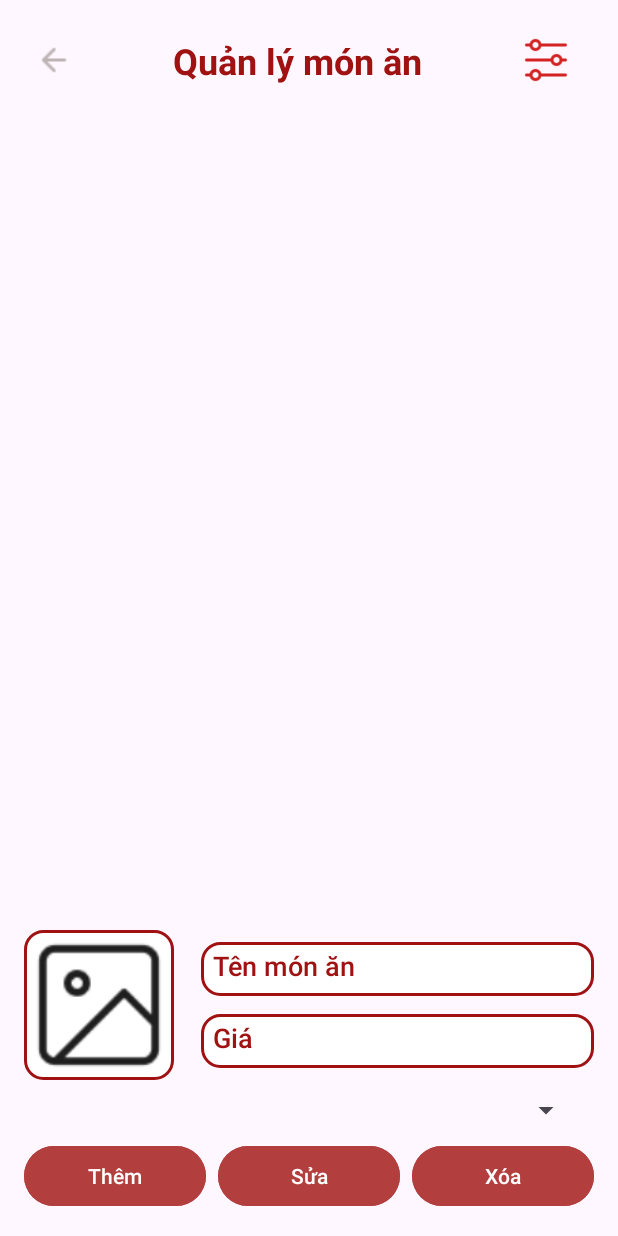
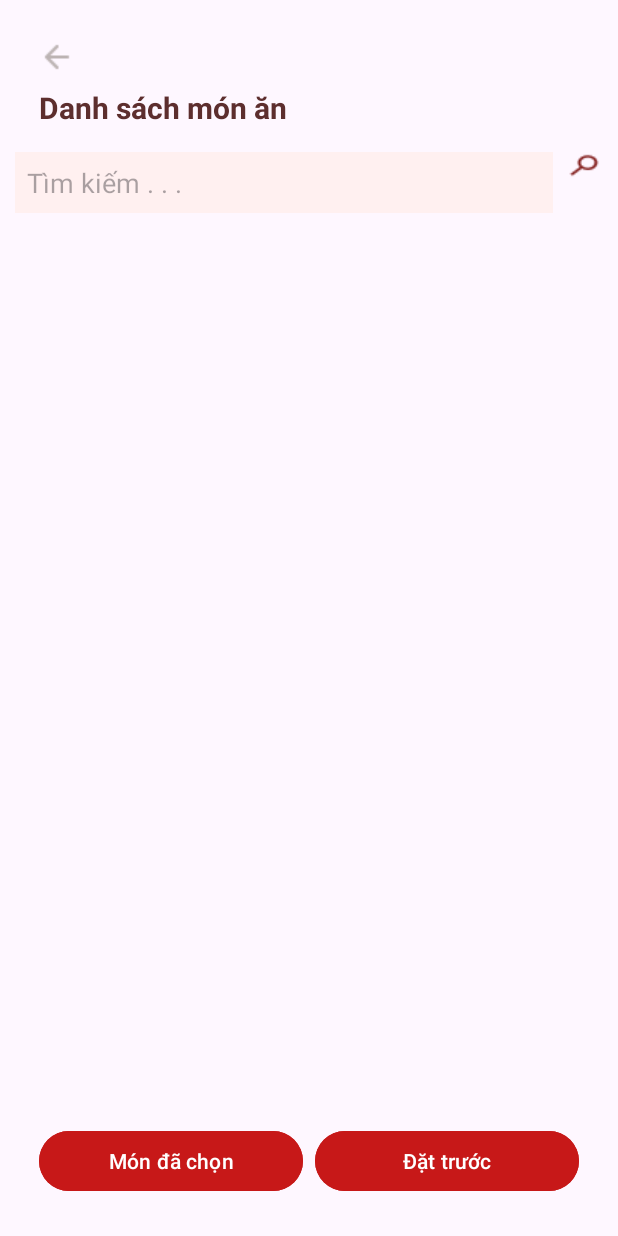
Before and after one commit to NgVietAnh24/ChuyenDeDiDong, an Android app: the screen it shows after launch (MainActivity before the commit, DanhSachMon after it), on a phone screen of 412 x 824 dp. Run offline under Robolectric (Android 15) with nearby library versions, the phone set to English and light mode, and no system bars; our stand-ins replace Firebase (no records; nobody signed in at launch, a user with empty details on screens opened directly).

Commit message:
load dữ liệu

```diff
--- a/app/build.gradle.kts
+++ b/app/build.gradle.kts
@@ -9,7 +9,7 @@ android {
 
     defaultConfig {
         applicationId = "vn.posicode.chuyende"
-        minSdk = 33
+        minSdk = 31
         targetSdk = 34
         versionCode = 1
         versionName = "1.0"
--- a/app/src/main/AndroidManifest.xml
+++ b/app/src/main/AndroidManifest.xml
@@ -13,7 +13,7 @@
         android:theme="@style/Theme.ChuyenDe"
         tools:targetApi="31">
         <activity
-            android:name=".activities.MainActivity"
+            android:name=".activities.DanhSachMon"
             android:exported="true">
             <intent-filter>
                 <action android:name="android.intent.action.MAIN" />
@@ -26,11 +26,13 @@
 
 <!--        Khai báo màn hình danh mục-->
         <activity android:name=".activities.CategoryActivity" />
+        <activity android:name=".activities.MainActivity" />
 
     </application>
 <!--    Quyền truy cập để đọc dữ liệu từ bộ nhớ ngoài của thiết bị-->
     <uses-permission android:name="android.permission.READ_EXTERNAL_STORAGE" />
-
+    <uses-permission android:name="android.permission.ACCESS_FINE_LOCATION" />
+    <uses-permission android:name="android.permission.ACCESS_COARSE_LOCATION" />
 <!--    Quyền truy cập Internet-->
     <uses-permission android:name="android.permission.INTERNET"/>
 
--- /dev/null
+++ b/app/src/main/java/vn/posicode/chuyende/activities/DanhSachMon.java
@@ -0,0 +1,162 @@
+package vn.posicode.chuyende.activities;
+
+import android.os.Bundle;
+import android.util.Log;
+import android.widget.EditText;
+import android.widget.ImageView;
+import android.widget.Toast;
+
+import androidx.annotation.NonNull;
+import androidx.annotation.Nullable;
+import androidx.appcompat.app.AppCompatActivity;
+import androidx.recyclerview.widget.LinearLayoutManager;
+import androidx.recyclerview.widget.RecyclerView;
+
+import com.google.android.gms.tasks.OnCompleteListener;
+import com.google.android.gms.tasks.Task;
+import com.google.firebase.firestore.FirebaseFirestore;
+import com.google.firebase.firestore.QueryDocumentSnapshot;
+import com.google.firebase.firestore.QuerySnapshot;
+
+import java.util.ArrayList;
+import java.util.List;
+
+import vn.posicode.chuyende.R;
+import vn.posicode.chuyende.adapter.CategoryButtonAdapter;
+import vn.posicode.chuyende.adapter.MonAnAdapter;  // Import MonAnAdapter mới
+import vn.posicode.chuyende.adapter.Food;
+
+public class DanhSachMon extends AppCompatActivity {
+    private static final String TAG = "DanhSachMon";
+    private static final String FOODS_COLLECTION = "foods";// Tên collection chứa món ăn
+    private static final String CATEGORY_COLLECTION = "categories";// Tên collection chứa món ăn
+    private List<Food> foodList; // Danh sách chứa món ăn
+    private List<CategoryModel> cateList;
+    private RecyclerView listMonAn; // RecyclerView cho món ăn
+    private MonAnAdapter monAnAdapter; // Adapter cho món ăn
+    private CategoryButtonAdapter cateAdapter; // Adapter cho món ăn
+    private RecyclerView listCate;
+    private EditText searchBar;
+    private ImageView searchIcon;
+    @Override
+    protected void onCreate(@Nullable Bundle savedInstanceState) {
+        super.onCreate(savedInstanceState);
+        setContentView(R.layout.danhsachmon);
+
+        // Khởi tạo RecyclerView cho món ăn
+        listMonAn = findViewById(R.id.foodListRecyclerView);
+        listCate = findViewById(R.id.categoryRecyclerView);
+        listMonAn.setLayoutManager(new LinearLayoutManager(this));
+        // khởi tạo đối tượng tìm kiếm
+        searchBar = findViewById(R.id.searchBar);
+        searchIcon = findViewById(R.id.searchIcon);
+
+        LinearLayoutManager horizontalLayoutManager = new LinearLayoutManager(this, LinearLayoutManager.HORIZONTAL, false);
+        listCate.setLayoutManager(horizontalLayoutManager);
+
+        foodList = new ArrayList<>();
+        cateList = new ArrayList<>();
+        monAnAdapter = new MonAnAdapter(DanhSachMon.this, foodList);
+
+        // Sửa đổi ở đây để truyền monAnAdapter vào constructor
+        cateAdapter = new CategoryButtonAdapter(DanhSachMon.this, cateList, monAnAdapter);
+
+        listMonAn.setAdapter(monAnAdapter);
+        listCate.setAdapter(cateAdapter);
+
+        // Tải dữ liệu từ Firestore
+        layDuLieuTuFirestore(new DataLoadCallback() {
+            @Override
+            public void onDataLoaded(List<Food> foods) {
+                foodList.clear();
+                foodList.addAll(foods);
+                monAnAdapter.notifyDataSetChanged(); // Cập nhật adapter cho món ăn
+            }
+        });
+
+        layDuLieuCategoryTuFirestore(new CategoryDataLoadCallback() {
+            @Override
+            public void onDataLoaded(List<CategoryModel> categories) {
+                cateList.clear();
+                cateList.addAll(categories);
+                cateAdapter.notifyDataSetChanged(); // Cập nhật adapter cho danh mục
+            }
+        });
+
+        // Sự kiện cho danh mục
+        cateAdapter.setOnCategoryClickListener(new CategoryButtonAdapter.OnCategoryClickListener() {
+            @Override
+            public void onCategoryClick(String categoryId,String name) {
+                // Gọi phương thức lọc món ăn theo danh mục đã chọn
+                monAnAdapter.LocDanhMuc(categoryId,name);
+            }
+        });
+
+
+
+
+
+    }
+
+
+
+    // Định nghĩa interface callback để tải dữ liệu
+    public interface DataLoadCallback {
+        void onDataLoaded(List<Food> foodList);
+    }
+    public interface CategoryDataLoadCallback {
+        void onDataLoaded(List<CategoryModel> categoryList);
+    }
+
+    // Phương thức lấy món ăn từ Firestore
+    public void layDuLieuTuFirestore(final DataLoadCallback callback) {
+        FirebaseFirestore firestore = FirebaseFirestore.getInstance();
+        firestore.collection(FOODS_COLLECTION).get()
+                .addOnCompleteListener(new OnCompleteListener<QuerySnapshot>() {
+                    @Override
+                    public void onComplete(@NonNull Task<QuerySnapshot> task) {
+                        if (task.isSuccessful()) {
+                            List<Food> foods = new ArrayList<>();
+                            for (QueryDocumentSnapshot document : task.getResult()) {
+                                Food food = document.toObject(Food.class);
+                                food.setId(document.getId()); // Set ID từ document
+                                foods.add(food);
+                            }
+                            // Gọi callback với danh sách món ăn đã tải
+                            callback.onDataLoaded(foods);
+                        } else {
+                            Log.e(TAG, "Error getting documents: ", task.getException());
+                            Toast.makeText(DanhSachMon.this, "Lỗi khi tải dữ liệu món ăn!", Toast.LENGTH_SHORT).show();
+                        }
+                    }
+                });
+    }
+    //    Lay danh muc tu firestore
+    public void layDuLieuCategoryTuFirestore(final CategoryDataLoadCallback callback) {
+        FirebaseFirestore firestore = FirebaseFirestore.getInstance();
+        firestore.collection(CATEGORY_COLLECTION).get()
+                .addOnCompleteListener(new OnCompleteListener<QuerySnapshot>() {
+                    @Override
+                    public void onComplete(@NonNull Task<QuerySnapshot> task) {
+                        if (task.isSuccessful()) {
+                            List<CategoryModel> categories = new ArrayList<>();
+                            for (QueryDocumentSnapshot document : task.getResult()) {
+                                CategoryModel categoryModel = document.toObject(CategoryModel.class);
+                                categoryModel.setId(document.getId()); // Set ID từ document
+                                categories.add(categoryModel); // Sửa: Thêm vào danh sách categories thay vì cateList
+                            }
+                            // Gọi callback với danh sách danh mục đã tải
+                            callback.onDataLoaded(categories); // Trả về danh sách categories
+                        } else {
+                            Log.e(TAG, "Error getting documents: ", task.getException());
+                            Toast.makeText(DanhSachMon.this, "Lỗi khi tải dữ liệu danh mục!", Toast.LENGTH_SHORT).show();
+                        }
+                    }
+                });
+    }
+
+
+    public List<Food> getFoodList() {
+        return foodList;
+    }
+}
--- /dev/null
+++ b/app/src/main/java/vn/posicode/chuyende/adapter/CategoryButtonAdapter.java
@@ -0,0 +1,79 @@
+package vn.posicode.chuyende.adapter;
+
+import android.content.Context;
+import android.util.Log;
+import android.view.LayoutInflater;
+import android.view.View;
+import android.view.ViewGroup;
+import android.widget.Button;
+
+import androidx.annotation.LongDef;
+import androidx.annotation.NonNull;
+import androidx.recyclerview.widget.RecyclerView;
+
+import java.util.List;
+
+import vn.posicode.chuyende.R;
+import vn.posicode.chuyende.activities.CategoryModel;
+
+public class CategoryButtonAdapter extends RecyclerView.Adapter<CategoryButtonAdapter.ButtonViewHolder> {
+
+    private List<CategoryModel> buttonNames;
+    private Context context;
+    private OnCategoryClickListener onCategoryClickListener;
+    private MonAnAdapter foodAdapter; // Biến để giữ tham chiếu đến MonAnAdapter
+
+    public CategoryButtonAdapter(Context context, List<CategoryModel> buttonNames, MonAnAdapter foodAdapter) {
+        this.context = context;
+        this.buttonNames = buttonNames;
+        this.foodAdapter = foodAdapter; // Nhận MonAnAdapter thông qua constructor
+    }
+
+    @NonNull
+    @Override
+    public ButtonViewHolder onCreateViewHolder(@NonNull ViewGroup parent, int viewType) {
+        View view = LayoutInflater.from(context).inflate(R.layout.button_category, parent, false);
+        return new ButtonViewHolder(view);
+    }
+
+    @Override
+    public void onBindViewHolder(@NonNull ButtonViewHolder holder, int position) {
+        CategoryModel category = buttonNames.get(position);
+        String buttonText = category.getName(); // Lấy tên danh mục
+        holder.button.setText(buttonText);
+
+        // Xử lý sự kiện click cho từng button
+        holder.button.setOnClickListener(v -> {
+            //Log.d("ClickButton",category.getId());
+            if (onCategoryClickListener != null) {
+                onCategoryClickListener.onCategoryClick(category.getId(), category.getName()); // Gọi phương thức listener
+                // Gọi LocDanhMuc từ MonAnAdapter
+                foodAdapter.LocDanhMuc(category.getId(), category.getName()); // Lọc món ăn theo danh mục đã chọn
+            }
+        });
+    }
+
+    @Override
+    public int getItemCount() {
+        return buttonNames.size();
+    }
+
+    // Phương thức để thiết lập listener
+    public void setOnCategoryClickListener(OnCategoryClickListener listener) {
+        this.onCategoryClickListener = listener;
+    }
+
+    // Giao diện cho sự kiện click
+    public interface OnCategoryClickListener {
+        void onCategoryClick(String categoryId, String categoryName);
+    }
+
+    public static class ButtonViewHolder extends RecyclerView.ViewHolder {
+        Button button;
+
+        public ButtonViewHolder(@NonNull View itemView) {
+            super(itemView);
+            button = itemView.findViewById(R.id.itemButton);
+        }
+    }
+}
--- a/app/src/main/java/vn/posicode/chuyende/adapter/FoodAdapter.java
+++ b/app/src/main/java/vn/posicode/chuyende/adapter/FoodAdapter.java
@@ -66,13 +66,13 @@ public class FoodAdapter extends RecyclerView.Adapter<FoodAdapter.FoodViewHolder
             // Đặt hình ảnh mặc định nếu không có URL
             holder.foodImage.setImageResource(R.drawable.banhmi);
         }
-
+        int pos =position;
         // Thêm sự kiện click cho từng item
         holder.itemView.setOnClickListener(new View.OnClickListener() {
             @Override
             public void onClick(View v) {
                 if (onItemClickListener != null) {
-                    onItemClickListener.onItemClick(position);
+                    onItemClickListener.onItemClick(pos);
                 }
             }
         });
--- /dev/null
+++ b/app/src/main/java/vn/posicode/chuyende/adapter/MonAnAdapter.java
@@ -0,0 +1,116 @@
+package vn.posicode.chuyende.adapter;
+
+import android.content.Context;
+import android.util.Log;
+import android.view.LayoutInflater;
+import android.view.View;
+import android.view.ViewGroup;
+import android.widget.ImageView;
+import android.widget.TextView;
+
+import androidx.annotation.NonNull;
+import androidx.recyclerview.widget.RecyclerView;
+
+import com.bumptech.glide.Glide;
+
+import java.util.ArrayList;
+import java.util.List;
+
+import vn.posicode.chuyende.R;
+
+public class MonAnAdapter extends RecyclerView.Adapter<MonAnAdapter.MonAnViewHolder> {
+    private final Context context;
+    private final List<Food> foodList;
+    private final List<Food> foodListFull; // Danh sách đầy đủ để lưu lại
+
+//    // Constructor
+//    public MonAnAdapter(Context context, List<Food> foodList) {
+//        this.context = context;
+//        this.foodList = foodList;
+//        foodListFull = new ArrayList<>(foodList); // Lưu lại danh sách ban đầu
+//    }
+// Constructor
+public MonAnAdapter(Context context, List<Food> foodList) {
+    this.context = context;
+    // Đảm bảo foodList và foodListFull không bị null
+    this.foodList = (foodList != null) ? foodList : new ArrayList<>();
+    this.foodListFull = new ArrayList<>(this.foodList); // Sao chép foodList ban đầu vào foodListFull
+
+}
+
+    @NonNull
+    @Override
+    public MonAnViewHolder onCreateViewHolder(@NonNull ViewGroup parent, int viewType) {
+        // Inflate layout cho item món ăn
+        View view = LayoutInflater.from(context).inflate(R.layout.item_food, parent, false);
+        return new MonAnViewHolder(view);
+    }
+
+    @Override
+    public void onBindViewHolder(@NonNull MonAnViewHolder holder, int position) {
+        // Gán dữ liệu cho từng item
+        Food food = foodList.get(position);
+        holder.foodNameTextView.setText(food.getName());
+        holder.foodPriceTextView.setText(food.getPrice());
+
+        // Tải ảnh từ URL và hiển thị
+        Glide.with(context)
+                .load(food.getImage()) // URL của ảnh
+                .into(holder.foodImageView); // ImageView để hiển thị ảnh
+        Log.d("MonAnAdapter", "Initial foodList size: " + this.foodList.size());
+        Log.d("MonAnAdapter", "Initial foodListFull size: " + this.foodListFull.size());
+    }
+
+    @Override
+    public int getItemCount() {
+        return foodList.size();
+    }
+
+    public void LocDanhMuc(String categoryId, String categoryName) {
+        // Kiểm tra nếu foodListFull chưa có dữ liệu thì sao chép từ foodList
+        if (foodListFull.isEmpty()) {
+            foodListFull.addAll(foodList);
+        }
+
+        // Xóa danh sách hiện tại để cập nhật lại
+        foodList.clear();
+        Log.d("LocDanhMuc", "Category ID được chọn: " + categoryId + ", Category Name: " + categoryName);
+
+        // Nếu categoryName là "Tất cả" hoặc không có ID, hiển thị toàn bộ danh sách
+        if (categoryName == null || categoryName.isEmpty() || categoryName.equalsIgnoreCase("Tất cả")) {
+            foodList.addAll(foodListFull);
+        } else {
+            // Lọc theo ID danh mục
+            for (Food food : foodListFull) {
+                Log.d("LocDanhMuc", "Food Category ID: " + food.getCategory_id());
+                if (categoryId.equals(food.getCategory_id())) {
+                    foodList.add(food);
+                }
+            }
+        }
+
+        Log.d("LocDanhMuc", "Size of filtered foodList: " + foodList.size());
+        notifyDataSetChanged();  // Cập nhật lại giao diện
+    }
+
+
+
+
+
+
+
+    // ViewHolder cho món ăn
+    public static class MonAnViewHolder extends RecyclerView.ViewHolder {
+        TextView foodNameTextView;
+        TextView foodPriceTextView;
+        ImageView foodImageView; // Khai báo ImageView để hiển thị ảnh
+
+        public MonAnViewHolder(@NonNull View itemView) {
+            super(itemView);
+            // Khởi tạo các view con
+            foodNameTextView = itemView.findViewById(R.id.textViewName);
+            foodPriceTextView = itemView.findViewById(R.id.textViewPrice);
+            foodImageView = itemView.findViewById(R.id.imageViewFood); // Khởi tạo ImageView
+        }
+    }
+}
--- a/app/src/main/res/layout/category.xml
+++ b/app/src/main/res/layout/category.xml
@@ -65,6 +65,7 @@
             android:hint="Nhập tên danh mục"
             android:background="@drawable/vien_edittext"
             android:padding="12dp"
+            android:alpha="0.5"
             android:fontFamily="sans-serif-medium"
             android:textColorHint="#A01111"
             android:layout_marginBottom="24dp"
--- /dev/null
+++ b/app/src/main/res/layout/danhsachmon.xml
@@ -0,0 +1,97 @@
+<?xml version="1.0" encoding="utf-8"?>
+<LinearLayout xmlns:android="http://schemas.android.com/apk/res/android"
+    android:layout_width="match_parent"
+    android:layout_height="match_parent"
+    android:orientation="vertical"
+    android:padding="10dp">
+
+    <!-- Back Button -->
+    <ImageView
+        android:id="@+id/backButton"
+        android:layout_width="wrap_content"
+        android:layout_height="wrap_content"
+        android:src="@drawable/back"
+        android:layout_marginStart="16dp"
+        android:layout_marginTop="16dp" />
+
+    <!-- Title -->
+    <TextView
+        android:id="@+id/titleText"
+        android:layout_width="wrap_content"
+        android:layout_height="wrap_content"
+        android:text="Danh sách món ăn"
+        android:textSize="20sp"
+        android:textStyle="bold"
+        android:textColor="#5D2E2E"
+        android:layout_marginStart="16dp"
+        android:layout_marginTop="8dp" />
+
+    <!-- Search bar -->
+    <LinearLayout
+        android:layout_width="match_parent"
+        android:layout_height="wrap_content"
+        android:orientation="horizontal"
+        android:layout_marginTop="16dp">
+
+        <EditText
+            android:id="@+id/searchBar"
+            android:layout_width="0dp"
+            android:layout_height="wrap_content"
+            android:hint="Tìm kiếm . . ."
+            android:padding="8dp"
+            android:background="#FFF0F0"
+            android:layout_weight="1"
+            android:layout_marginEnd="8dp" />
+
+        <ImageView
+            android:id="@+id/searchIcon"
+            android:layout_width="wrap_content"
+            android:layout_height="wrap_content"
+            android:src="@drawable/search" />
+    </LinearLayout>
+
+    <!-- Category RecyclerView -->
+    <androidx.recyclerview.widget.RecyclerView
+        android:id="@+id/categoryRecyclerView"
+        android:layout_width="wrap_content"
+        android:layout_height="wrap_content"
+         />
+
+    <!-- Food List -->
+    <androidx.recyclerview.widget.RecyclerView
+        android:id="@+id/foodListRecyclerView"
+        android:layout_width="match_parent"
+        android:layout_height="0dp"
+        android:layout_weight="1"
+        android:clipToPadding="false"
+        android:padding="8dp"
+        android:layout_marginTop="16dp"
+        android:layout_marginBottom="16dp" />
+
+    <!-- Bottom Buttons -->
+    <LinearLayout
+        android:id="@+id/bottomButtons"
+        android:layout_width="match_parent"
+        android:layout_height="wrap_content"
+        android:orientation="horizontal"
+        android:gravity="center"
+        android:layout_margin="16dp">
+
+        <Button
+            android:layout_width="0dp"
+            android:layout_height="wrap_content"
+            android:layout_weight="1"
+            android:text="Món đã chọn"
+            android:backgroundTint="@color/red"
+            android:textColor="@color/white"
+            android:layout_marginEnd="8dp" />
+
+        <Button
+            android:layout_width="0dp"
+            android:layout_height="wrap_content"
+            android:layout_weight="1"
+            android:text="Đặt trước"
+            android:backgroundTint="@color/red"
+            android:textColor="@color/white" />
+    </LinearLayout>
+</LinearLayout>
--- a/app/src/main/res/values/colors.xml
+++ b/app/src/main/res/values/colors.xml
@@ -2,4 +2,5 @@
 <resources>
     <color name="black">#FF000000</color>
     <color name="white">#FFFFFFFF</color>
+    <color name="red">#C71818</color>
 </resources>
```
Also changed, not shown: app/src/main/java/vn/posicode/chuyende/activities/MainActivity.java (+55 -11 lines), app/src/main/java/vn/posicode/chuyende/adapter/CategoryAdapter.java (+39 -0 lines), app/src/main/java/vn/posicode/chuyende/adapter/Food.java (+12 -8 lines), app/src/main/res/layout/button_category.xml (added, +14 -0 lines), app/src/main/res/drawable/search.png (added).
